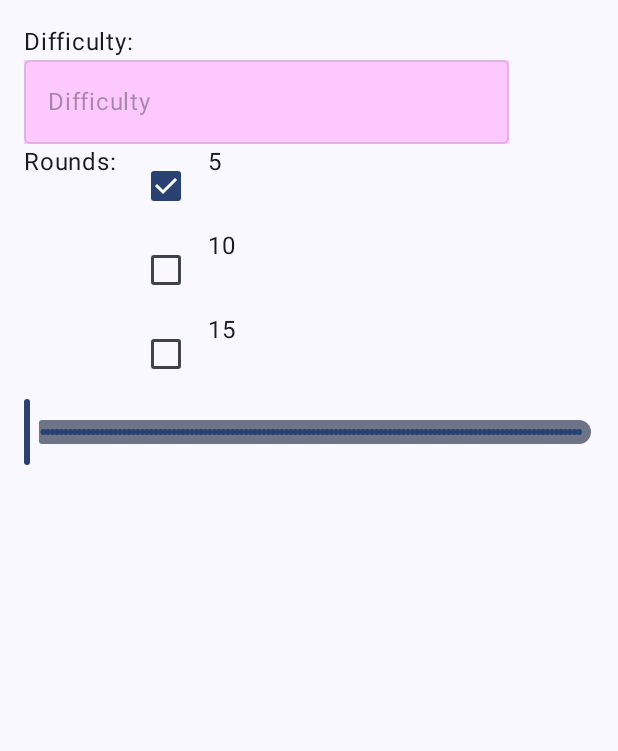
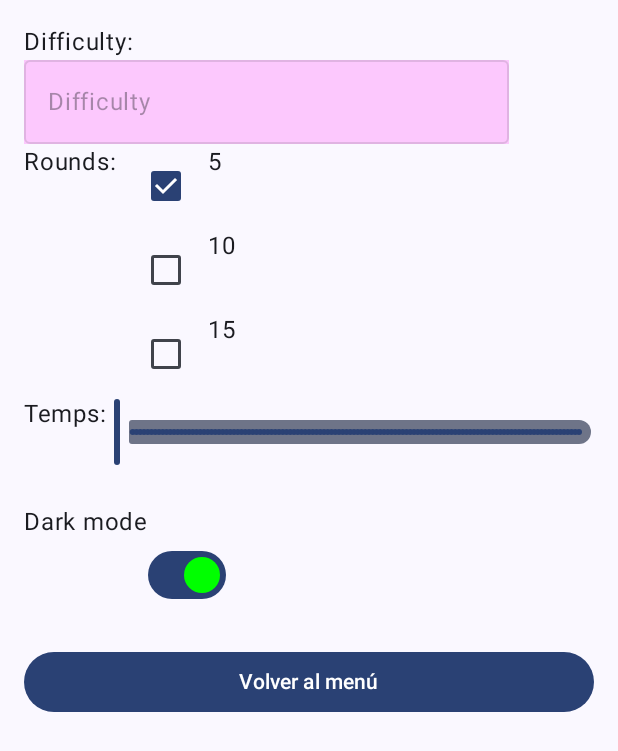
Before and after one commit to sergiherradorITB/TrivialApp_SergiHerrador, an Android app built with Jetpack Compose: the SettingsScreen screen opened through its navigation route, on a phone screen of 412 x 824 dp. Shown: the top 751 px of the screen. Run offline under Robolectric (Android 15) with nearby library versions, the phone set to English and light mode, and no system bars.

Commit message:
Fin de primera clase

```diff
--- a/app/src/main/java/com/example/trivialapp_sergiherrador/View/MenuScreen.kt
+++ b/app/src/main/java/com/example/trivialapp_sergiherrador/View/MenuScreen.kt
@@ -1,5 +1,6 @@
 package com.example.trivialapp_sergiherrador.View
 
+import android.graphics.LinearGradient
 import android.widget.Toast
 import androidx.compose.foundation.Image
 import androidx.compose.foundation.background
@@ -23,6 +24,8 @@ import androidx.compose.runtime.setValue
 import androidx.compose.ui.Alignment
 import androidx.compose.ui.Modifier
 import androidx.compose.ui.draw.paint
+import androidx.compose.ui.geometry.Offset
+import androidx.compose.ui.graphics.Brush
 import androidx.compose.ui.graphics.Color
 import androidx.compose.ui.layout.ContentScale
 import androidx.compose.ui.platform.LocalContext
@@ -39,14 +42,22 @@ import com.example.trivialapp_sergiherrador.ViewModel.MenuViewModel
 @OptIn(ExperimentalMaterial3Api::class)
 @Composable
 fun MenuScreen(navController: NavHostController, menuMainViewModel: MenuViewModel) {
+    // Define el gradiente lineal
+    val gradient = Brush.linearGradient(
+        colors = listOf(
+            Color.Blue,
+            Color.Cyan,
+            Color.White
+        ),
+        start = Offset(0f, 0f),
+        end = Offset.Infinite
+    )
+
     Column(
         modifier = Modifier
             .fillMaxSize()
             .verticalScroll(rememberScrollState())
-            .paint(
-                painterResource(id = R.drawable.bluebackground),
-                contentScale = ContentScale.FillBounds
-            ),
+            .background(brush = gradient),
         verticalArrangement = Arrangement.Center,
         horizontalAlignment = Alignment.CenterHorizontally
     ) {
@@ -91,7 +102,7 @@ fun MenuScreen(navController: NavHostController, menuMainViewModel: MenuViewMode
 
         // Botón de Help
         Button(
-            onClick = { menuMainViewModel.modifyShow(true)},
+            onClick = { menuMainViewModel.modifyShow(true) },
             colors = ButtonDefaults.buttonColors(
                 containerColor = Color.Magenta
             ),
@@ -100,7 +111,7 @@ fun MenuScreen(navController: NavHostController, menuMainViewModel: MenuViewMode
         ) {
             Text(text = "Help", fontSize = 18.sp, fontWeight = FontWeight.Bold)
         }
-        MyDialog(menuMainViewModel.show) { menuMainViewModel.modifyShow(false)}
+        MyDialog(menuMainViewModel.show) { menuMainViewModel.modifyShow(false) }
     }
 }
 
@@ -118,19 +129,14 @@ fun MyDialog(show: Boolean, onDismiss: () -> Unit) {
             ) {
                 Text(
                     text = "Bienvenido al Trivial ITB hecho por Sergi \n \n" +
-                            "Puedes escoger entre tres modos: \n" +
-                            "Easy: Tienes 8 intentos y las palabras más fáciles \n" +
-                            "Medium: Tienes 6 intentos y las palabras de dificultad ni fácil ni díficill \n" +
-                            "Hard: Tienes 4 intentos y las palabras más díficiles \n \n" +
-                            "Las normas son: \n" +
-                            "Se genera una palabra aleatoria y debes de adivinarla tocando las letras. " +
-                            "Una vez pulsada una letra ya es usada se bloqueará en otro color " +
-                            "Cada vez que falles se sumará una parte al dibujo del hangman y por ende se te restará un intento/vida\n" +
-                            "Si aciertas suma la letra y no resta vida \n\n" +
-                            "Si se te agotan los intentos o la adivinas irás a otra pantalla para poder escoger: \n" +
-                            "1- Volver a jugar con la misma dificultad y otra palabra\n" +
-                            "2- Volver al menú que te permitirá volver al menú y hacer lo que quieras dentro de sus posibilidades\n" +
-                            "A disfrutar!! ",
+                            "Por defecto los parametros son: \n" +
+                            "Dificultad: MEDIUM, Rondas: 10, Tiempo por ronda 10 segundos, \n \n" +
+                            "Tienes que ir a ajustes para cambiar parametros \n" +
+                            "Easy: Las preguntas son más sencillas \n" +
+                            "Medium: Las preguntas son de dificultad media \n" +
+                            "Hard:  Las preguntas son de dificultad díficil\n \n" +
+                            "Parametros que puedes cambiar: \n" +
+                            "Dificultad, Las rondas, Tiempo por ronda, Dark Mode",
                     fontSize = 15.sp
                 )
 
--- a/app/src/main/java/com/example/trivialapp_sergiherrador/View/SettingsScreen.kt
+++ b/app/src/main/java/com/example/trivialapp_sergiherrador/View/SettingsScreen.kt
@@ -23,11 +23,14 @@ import androidx.compose.material3.ExperimentalMaterial3Api
 import androidx.compose.material3.LinearProgressIndicator
 import androidx.compose.material3.OutlinedTextField
 import androidx.compose.material3.Slider
+import androidx.compose.material3.Switch
+import androidx.compose.material3.SwitchDefaults
 import androidx.compose.material3.Text
 import androidx.compose.runtime.Composable
 import androidx.compose.runtime.getValue
 import androidx.compose.runtime.mutableStateOf
 import androidx.compose.runtime.remember
+import androidx.compose.runtime.saveable.rememberSaveable
 import androidx.compose.runtime.setValue
 import androidx.compose.ui.Alignment
 import androidx.compose.ui.Modifier
@@ -129,6 +132,9 @@ fun SettingsScreen(navController: NavHostController, settingsViewModel: Settings
             var sliderValue by remember { mutableStateOf(0f) }
             var finishValue by remember { mutableStateOf("") }
 
+            Row {
+                Text(text = "Temps: ")
+                Column {
                     Slider(
                         value = sliderValue,
                         onValueChange = { sliderValue = it },
@@ -148,6 +154,31 @@ fun SettingsScreen(navController: NavHostController, settingsViewModel: Settings
                     )
 
                 }
+            }
+            // Dark mode
+            Row(
+                modifier = Modifier.fillMaxWidth()
+            ) {
+                Text(
+                    text = "Dark mode",
+                    modifier = Modifier.fillMaxHeight(0.2f)
+                )
+                var state by rememberSaveable { mutableStateOf(true) }
+                Switch(
+                    checked = state,
+                    onCheckedChange = { state = !state },
+                    colors = SwitchDefaults.colors(
+                        uncheckedThumbColor = Color.Red,
+                        checkedThumbColor = Color.Green
+                    ),
+                    modifier = Modifier.fillMaxHeight(0.2f)
+                )
+            }
+            Button(onClick = {  navController.navigate("MenuScreen") },
+                modifier = Modifier.fillMaxWidth()) {
+                Text(text = "Volver al menú")
+            }
+        }
 
     }
 }
```
Also changed, not shown: app/src/main/res/drawable/bluebackground.jpg (deleted). Lines whose indentation alone changed are shown as unchanged.
